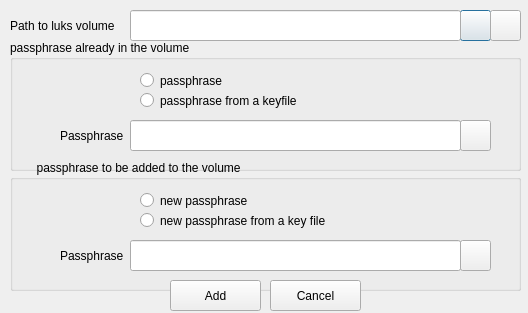
mhogomchungu/zuluCrypt, file luksaddkey.ui: the form before one commit.
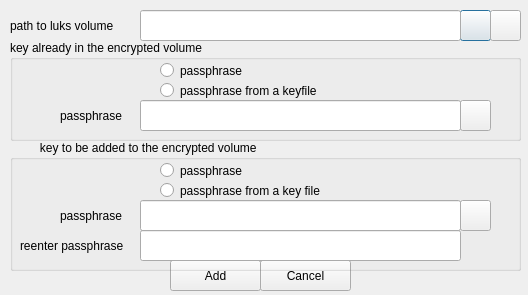
The form after the commit.

```diff
--- a/luksaddkey.ui
+++ b/luksaddkey.ui
@@ -7,7 +7,7 @@
     <x>0</x>
     <y>0</y>
     <width>528</width>
-    <height>313</height>
+    <height>295</height>
    </rect>
   </property>
   <property name="windowTitle">
@@ -26,7 +26,7 @@
     </rect>
    </property>
    <property name="text">
-    <string>Path to luks volume</string>
+    <string>path to luks volume</string>
    </property>
   </widget>
   <widget class="QPushButton" name="pushButtonOpenFile">
@@ -67,17 +67,17 @@
      <x>10</x>
      <y>40</y>
      <width>511</width>
-     <height>131</height>
+     <height>101</height>
     </rect>
    </property>
    <property name="title">
-    <string>passphrase already in the volume</string>
+    <string>key already in the encrypted volume</string>
    </property>
    <widget class="QRadioButton" name="radioButtonPassphraseinVolume">
     <property name="geometry">
      <rect>
-      <x>130</x>
-      <y>30</y>
+      <x>150</x>
+      <y>20</y>
       <width>181</width>
       <height>21</height>
      </rect>
@@ -89,8 +89,8 @@
    <widget class="QRadioButton" name="radioButtonPassphraseInVolumeFromFile">
     <property name="geometry">
      <rect>
-      <x>130</x>
-      <y>50</y>
+      <x>150</x>
+      <y>40</y>
       <width>221</width>
       <height>21</height>
      </rect>
@@ -103,20 +103,20 @@
     <property name="geometry">
      <rect>
       <x>50</x>
-      <y>80</y>
+      <y>60</y>
       <width>71</width>
       <height>31</height>
      </rect>
     </property>
     <property name="text">
-     <string>Passphrase</string>
+     <string>passphrase</string>
     </property>
    </widget>
    <widget class="QPushButton" name="pushButtonOpenExistingKeyFile">
     <property name="geometry">
      <rect>
       <x>450</x>
-      <y>80</y>
+      <y>60</y>
       <width>31</width>
       <height>31</height>
      </rect>
@@ -131,57 +131,93 @@
    <widget class="QLineEdit" name="textEditExistingPassphrase">
     <property name="geometry">
      <rect>
-      <x>120</x>
-      <y>80</y>
-      <width>331</width>
+      <x>130</x>
+      <y>60</y>
+      <width>321</width>
       <height>31</height>
      </rect>
     </property>
    </widget>
   </widget>
+  <widget class="QPushButton" name="pushButtonAdd">
+   <property name="geometry">
+    <rect>
+     <x>170</x>
+     <y>260</y>
+     <width>91</width>
+     <height>31</height>
+    </rect>
+   </property>
+   <property name="text">
+    <string>Add</string>
+   </property>
+  </widget>
+  <widget class="QPushButton" name="pushButtonCancel">
+   <property name="geometry">
+    <rect>
+     <x>260</x>
+     <y>260</y>
+     <width>91</width>
+     <height>31</height>
+    </rect>
+   </property>
+   <property name="text">
+    <string>Cancel</string>
+   </property>
+  </widget>
+  <widget class="QLineEdit" name="textEditPathToVolume">
+   <property name="geometry">
+    <rect>
+     <x>140</x>
+     <y>10</y>
+     <width>321</width>
+     <height>31</height>
+    </rect>
+   </property>
+  </widget>
   <widget class="QGroupBox" name="groupBox_2">
    <property name="geometry">
     <rect>
      <x>10</x>
-     <y>160</y>
+     <y>140</y>
      <width>511</width>
      <height>131</height>
     </rect>
    </property>
    <property name="title">
-    <string>        passphrase to be added to the volume</string>
+    <string>         key to be added to the encrypted volume</string>
    </property>
    <widget class="QRadioButton" name="radioButtonNewPassphrase">
     <property name="geometry">
      <rect>
-      <x>130</x>
-      <y>30</y>
+      <x>150</x>
+      <y>20</y>
       <width>321</width>
       <height>21</height>
      </rect>
     </property>
     <property name="text">
-     <string>new passphrase</string>
+     <string>passphrase</string>
     </property>
    </widget>
    <widget class="QRadioButton" name="radioButtonNewPassphraseFromFile">
     <property name="geometry">
      <rect>
-      <x>130</x>
-      <y>50</y>
+      <x>150</x>
+      <y>40</y>
       <width>361</width>
       <height>21</height>
      </rect>
     </property>
     <property name="text">
-     <string>new passphrase from a key file</string>
+     <string>passphrase from a key file</string>
     </property>
    </widget>
    <widget class="QPushButton" name="pushButtonOpenNewKeyFile">
     <property name="geometry">
      <rect>
       <x>450</x>
-      <y>80</y>
+      <y>60</y>
       <width>31</width>
       <height>31</height>
      </rect>
@@ -197,61 +233,48 @@
     <property name="geometry">
      <rect>
       <x>50</x>
-      <y>80</y>
+      <y>60</y>
       <width>71</width>
       <height>31</height>
      </rect>
     </property>
     <property name="text">
-     <string>Passphrase</string>
+     <string>passphrase</string>
     </property>
    </widget>
    <widget class="QLineEdit" name="textEditPassphraseToAdd">
     <property name="geometry">
      <rect>
-      <x>120</x>
-      <y>80</y>
-      <width>331</width>
+      <x>130</x>
+      <y>60</y>
+      <width>321</width>
       <height>31</height>
      </rect>
     </property>
    </widget>
-  </widget>
-  <widget class="QPushButton" name="pushButtonAdd">
-   <property name="geometry">
-    <rect>
-     <x>170</x>
-     <y>280</y>
-     <width>91</width>
-     <height>31</height>
-    </rect>
-   </property>
-   <property name="text">
-    <string>Add</string>
-   </property>
-  </widget>
-  <widget class="QPushButton" name="pushButtonCancel">
-   <property name="geometry">
-    <rect>
-     <x>270</x>
-     <y>280</y>
-     <width>91</width>
-     <height>31</height>
-    </rect>
-   </property>
-   <property name="text">
-    <string>Cancel</string>
-   </property>
-  </widget>
-  <widget class="QLineEdit" name="textEditPathToVolume">
-   <property name="geometry">
-    <rect>
-     <x>130</x>
-     <y>10</y>
-     <width>331</width>
-     <height>31</height>
-    </rect>
-   </property>
+   <widget class="QLineEdit" name="lineEditReEnterPassphrase">
+    <property name="geometry">
+     <rect>
+      <x>130</x>
+      <y>90</y>
+      <width>321</width>
+      <height>31</height>
+     </rect>
+    </property>
+   </widget>
+   <widget class="QLabel" name="label">
+    <property name="geometry">
+     <rect>
+      <x>10</x>
+      <y>90</y>
+      <width>121</width>
+      <height>31</height>
+     </rect>
+    </property>
+    <property name="text">
+     <string>reenter passphrase</string>
+    </property>
+   </widget>
   </widget>
  </widget>
  <resources/>
```
